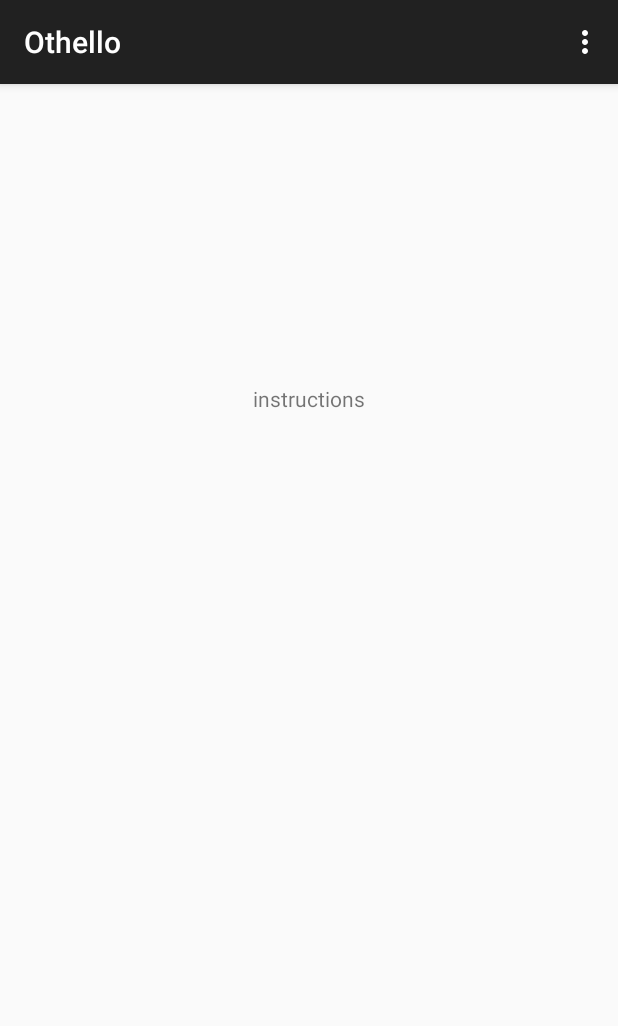
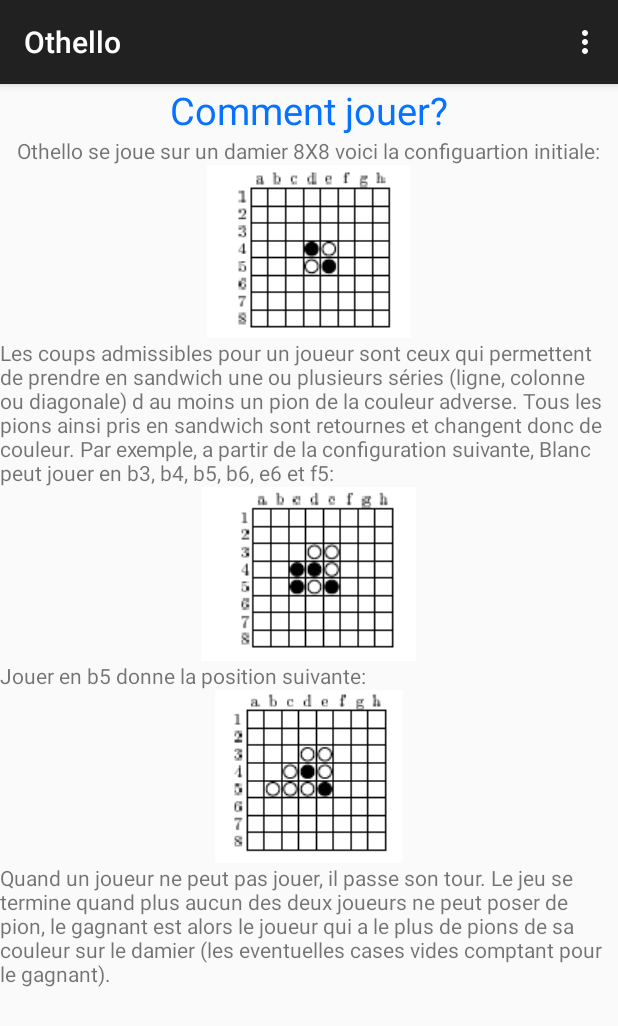
Before and after one commit to Blondwolf/OthelloAndroid, an Android app: the InstructionActivity screen opened directly, with no data from a screen before it, on a phone screen of 412 x 824 dp. Shown: the top 1026 px of the screen. Run offline under Robolectric (Android 15) with nearby library versions, the phone set to English and light mode, and no system bars.

Commit message:
instruction
layout instruction (scrollView)
drawable (image)
strings.xml (ajout du texte)

```diff
--- a/Project/app/src/main/res/layout/layout_instruction.xml
+++ b/Project/app/src/main/res/layout/layout_instruction.xml
@@ -1,13 +1,73 @@
 <?xml version="1.0" encoding="utf-8"?>
 <LinearLayout xmlns:android="http://schemas.android.com/apk/res/android"
     android:orientation="vertical" android:layout_width="match_parent"
-    android:layout_height="match_parent">
+    android:layout_height="match_parent"
+    android:weightSum="1">
+    <ScrollView
+        android:layout_width="fill_parent"
+        android:layout_height="wrap_content" >
 
-    <TextView
-        android:layout_width="wrap_content"
-        android:layout_height="22dp"
-        android:text="instructions"
-        android:id="@+id/textView"
-        android:layout_gravity="center_horizontal"
-        android:layout_marginTop="200dp" />
+        <LinearLayout
+            android:layout_width="fill_parent"
+            android:layout_height="fill_parent"
+            android:orientation="vertical">
+            <TextView
+                android:layout_width="wrap_content"
+                android:layout_height="wrap_content"
+                android:text="@string/titre"
+                android:id="@+id/titre"
+                android:layout_gravity="center_horizontal"
+                android:layout_weight="0.28"
+                android:textColor="#0573ff"
+                android:textSize="25dp" />
+            <TextView
+                android:layout_width="wrap_content"
+                android:layout_height="wrap_content"
+                android:text="@string/texte1"
+                android:id="@+id/textView"
+                android:layout_gravity="center_horizontal"
+                android:layout_weight="0.28" />
+            <ImageView
+                android:id="@+id/imageView1"
+                android:layout_width="wrap_content"
+                android:layout_height="wrap_content"
+                android:src="@drawable/state1"
+                android:layout_gravity="center" />
+            <TextView
+            android:layout_width="wrap_content"
+            android:layout_height="wrap_content"
+            android:text="@string/texte2"
+            android:id="@+id/textView2"
+            android:layout_gravity="center_vertical"
+            android:layout_weight="0.28" />
+            <ImageView
+                android:id="@+id/imageView"
+                android:layout_width="wrap_content"
+                android:layout_height="wrap_content"
+                android:src="@drawable/state2"
+                android:layout_gravity="center" />
+            <TextView
+                android:layout_width="wrap_content"
+                android:layout_height="wrap_content"
+                android:text="@string/texte3"
+                android:id="@+id/textView3"
+                android:layout_gravity="center_vertical"
+                android:layout_weight="0.28" />
+            <ImageView
+                android:id="@+id/imageView3"
+                android:layout_width="wrap_content"
+                android:layout_height="wrap_content"
+                android:src="@drawable/state3"
+                android:layout_gravity="center" />
+            <TextView
+                android:layout_width="wrap_content"
+                android:layout_height="wrap_content"
+                android:text="@string/texte4"
+                android:id="@+id/textView4"
+                android:layout_gravity="center_vertical"
+                android:layout_weight="0.28" />
+        </LinearLayout>
+
+    </ScrollView>
+
 </LinearLayout>
--- a/Project/app/src/main/res/values/strings.xml
+++ b/Project/app/src/main/res/values/strings.xml
@@ -1,4 +1,15 @@
 <resources>
     <string name="app_name">Othello</string>
     <string name="action_settings">Settings</string>
+    <string name="titre">Comment jouer?</string>
+    <string name="texte1">Othello se joue sur un damier 8X8 voici la configuartion initiale:</string>
+    <string name="texte2">Les coups admissibles pour un joueur sont ceux qui permettent de prendre en sandwich une ou
+plusieurs séries (ligne, colonne ou diagonale) d au moins un pion de la couleur adverse. Tous les
+pions ainsi pris en sandwich sont retournes et changent donc de couleur. Par exemple, a partir de la
+configuration suivante, Blanc peut jouer en b3, b4, b5, b6, e6 et f5: </string>
+    <string name="texte3">Jouer en b5 donne la position suivante:</string>
+    <string name="texte4">Quand un joueur ne peut pas jouer, il passe son tour. Le jeu se termine quand plus aucun des deux
+joueurs ne peut poser de pion, le gagnant est alors le joueur qui a le plus de pions de sa couleur sur le
+damier (les eventuelles cases vides comptant pour le gagnant).</string>
+
 </resources>
```
Also changed, not shown: Project/app/src/main/res/drawable/state1.png (added), Project/app/src/main/res/drawable/state2.png (added), Project/app/src/main/res/drawable/state3.png (added), 1 other file.
